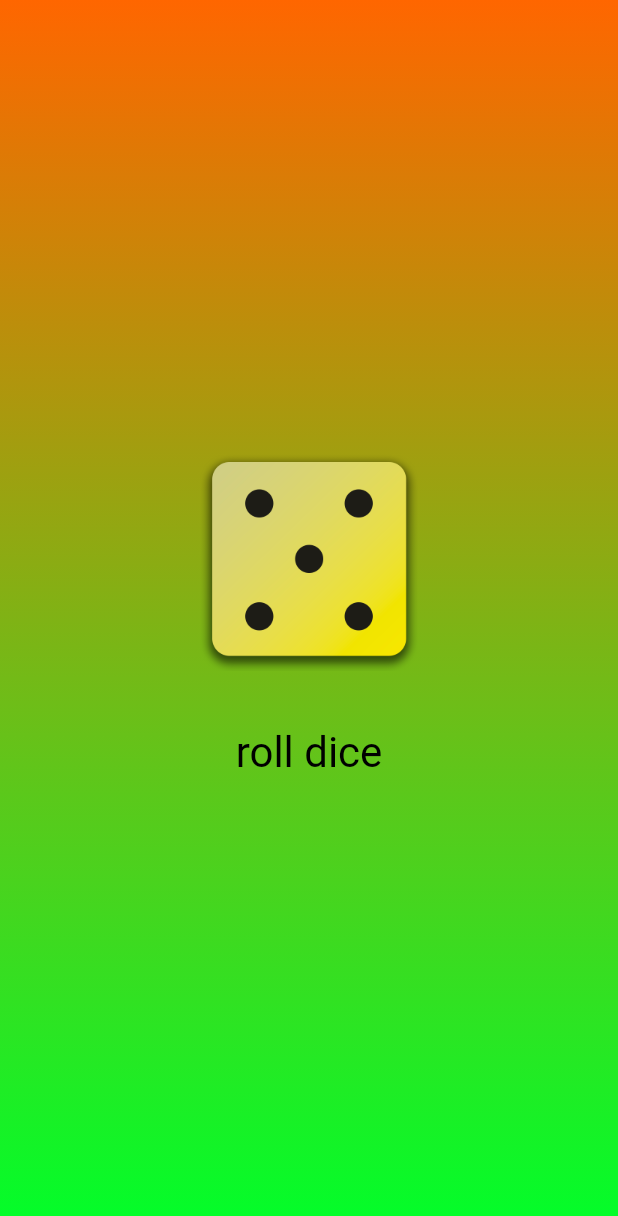
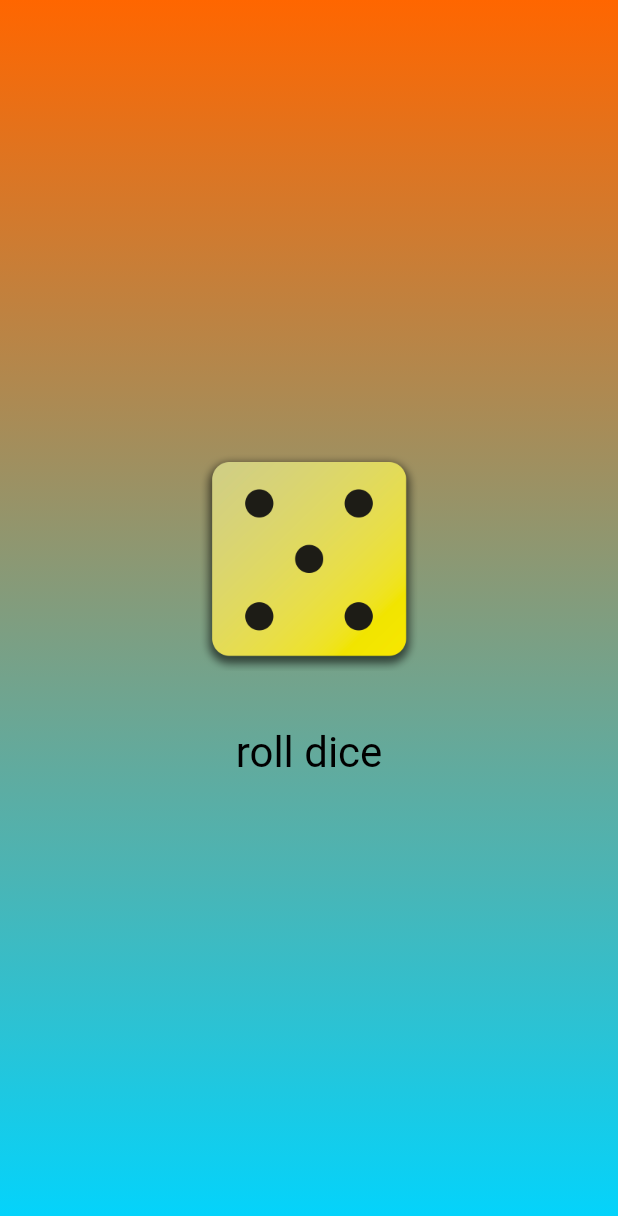
Before and after one commit to shaheem1729/first_app, a Flutter app: the screen it shows after launch, on a phone screen of 412 x 824 dp. Shown: the top 1216 px of the screen. Run offline on Flutter 3.47's test engine with Material 3 defaults, Android fonts, the phone set to English and light mode, and no system bars.

Commit message:
background color changed

```diff
--- a/lib/gradient_container.dart
+++ b/lib/gradient_container.dart
@@ -21,7 +21,7 @@ class GradientContainer extends StatelessWidget {
           end: endAlignment,
         ),
       ),
-      child: Center(child: DiceRoller()),
+      child: const Center(child: DiceRoller()),
     );
   }
 }
--- a/lib/main.dart
+++ b/lib/main.dart
@@ -6,7 +6,7 @@ void main() {
   runApp(
     MaterialApp(
       home: Scaffold(
-        body: GradientContainer(const Color.fromARGB(255, 0, 255, 42),
+        body: GradientContainer(Color.fromARGB(255, 0, 213, 255),
             const Color.fromARGB(255, 255, 102, 0)),
       ),
     ),
```
